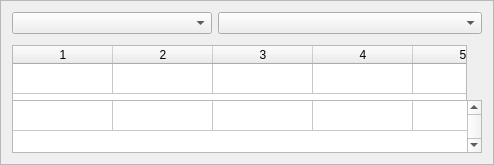
Above: ui/widget_objects.ui from ifaoe/2014-10-Bird-View before the change. Below: the same form after it.
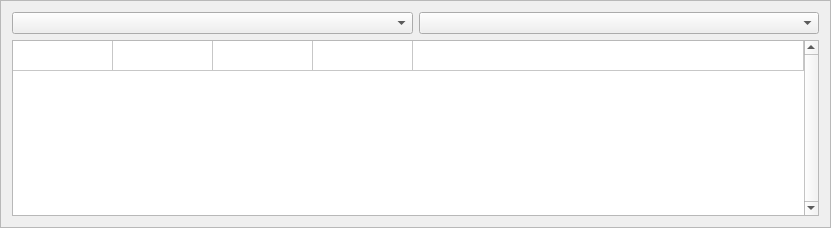
That is the form after the change. Custom widgets are drawn as their Qt base class.

What changed in the file:
```diff
--- a/ui/widget_objects.ui
+++ b/ui/widget_objects.ui
@@ -6,10 +6,16 @@
    <rect>
     <x>0</x>
     <y>0</y>
-    <width>490</width>
-    <height>165</height>
+    <width>831</width>
+    <height>228</height>
    </rect>
   </property>
+  <property name="sizePolicy">
+   <sizepolicy hsizetype="MinimumExpanding" vsizetype="Preferred">
+    <horstretch>0</horstretch>
+    <verstretch>0</verstretch>
+   </sizepolicy>
+  </property>
   <property name="windowTitle">
    <string>Frame</string>
   </property>
@@ -19,35 +25,71 @@
   <property name="frameShadow">
    <enum>QFrame::Sunken</enum>
   </property>
-  <layout class="QGridLayout" name="gridLayout">
-   <item row="0" column="0">
-    <widget class="QComboBox" name="cmbFilterUserCensor">
+  <layout class="QVBoxLayout" name="verticalLayout">
+   <item>
+    <widget class="QFrame" name="frame">
      <property name="sizePolicy">
-      <sizepolicy hsizetype="Preferred" vsizetype="Fixed">
+      <sizepolicy hsizetype="Expanding" vsizetype="Preferred">
        <horstretch>0</horstretch>
-       <verstretch>1</verstretch>
+       <verstretch>0</verstretch>
       </sizepolicy>
      </property>
-     <property name="maximumSize">
-      <size>
-       <width>200</width>
-       <height>16777215</height>
-      </size>
+     <property name="frameShape">
+      <enum>QFrame::NoFrame</enum>
      </property>
-    </widget>
-   </item>
-   <item row="0" column="1">
-    <widget class="QComboBox" name="cmbFilterCensor">
-     <property name="sizePolicy">
-      <sizepolicy hsizetype="Preferred" vsizetype="Fixed">
-       <horstretch>0</horstretch>
-       <verstretch>1</verstretch>
-      </sizepolicy>
+     <property name="frameShadow">
+      <enum>QFrame::Raised</enum>
      </property>
+     <layout class="QHBoxLayout" name="horizontalLayout">
+      <property name="leftMargin">
+       <number>0</number>
+      </property>
+      <property name="topMargin">
+       <number>0</number>
+      </property>
+      <property name="rightMargin">
+       <number>0</number>
+      </property>
+      <property name="bottomMargin">
+       <number>0</number>
+      </property>
+      <item>
+       <widget class="QComboBox" name="cmbFilterUserCensor">
+        <property name="sizePolicy">
+         <sizepolicy hsizetype="Preferred" vsizetype="Preferred">
+          <horstretch>1</horstretch>
+          <verstretch>0</verstretch>
+         </sizepolicy>
+        </property>
+        <property name="maximumSize">
+         <size>
+          <width>16777215</width>
+          <height>16777215</height>
+         </size>
+        </property>
+       </widget>
+      </item>
+      <item>
+       <widget class="QComboBox" name="cmbFilterCensor">
+        <property name="sizePolicy">
+         <sizepolicy hsizetype="Preferred" vsizetype="Preferred">
+          <horstretch>1</horstretch>
+          <verstretch>0</verstretch>
+         </sizepolicy>
+        </property>
+       </widget>
+      </item>
+     </layout>
     </widget>
    </item>
-   <item row="1" column="0" colspan="2">
+   <item>
     <widget class="QWidget" name="wdgObjectsTable" native="true">
+     <property name="sizePolicy">
+      <sizepolicy hsizetype="Expanding" vsizetype="Preferred">
+       <horstretch>0</horstretch>
+       <verstretch>0</verstretch>
+      </sizepolicy>
+     </property>
      <layout class="QVBoxLayout" name="verticalLayout_2">
       <property name="spacing">
        <number>0</number>
@@ -56,78 +98,23 @@
        <number>0</number>
       </property>
       <item>
-       <widget class="QTableWidget" name="tblFilters">
+       <widget class="QFrozenRowTableWidget" name="tblObjects">
         <property name="sizePolicy">
-         <sizepolicy hsizetype="Fixed" vsizetype="Fixed">
+         <sizepolicy hsizetype="Expanding" vsizetype="Preferred">
           <horstretch>0</horstretch>
           <verstretch>0</verstretch>
          </sizepolicy>
         </property>
         <property name="minimumSize">
          <size>
-          <width>455</width>
-          <height>60</height>
+          <width>0</width>
+          <height>0</height>
          </size>
         </property>
         <property name="maximumSize">
          <size>
-          <width>455</width>
-          <height>50</height>
-         </size>
-        </property>
-        <property name="verticalScrollBarPolicy">
-         <enum>Qt::ScrollBarAlwaysOff</enum>
-        </property>
-        <property name="horizontalScrollBarPolicy">
-         <enum>Qt::ScrollBarAlwaysOff</enum>
-        </property>
-        <property name="editTriggers">
-         <set>QAbstractItemView::NoEditTriggers</set>
-        </property>
-        <property name="rowCount">
-         <number>1</number>
-        </property>
-        <property name="columnCount">
-         <number>5</number>
-        </property>
-        <attribute name="horizontalHeaderVisible">
-         <bool>true</bool>
-        </attribute>
-        <attribute name="horizontalHeaderHighlightSections">
-         <bool>false</bool>
-        </attribute>
-        <attribute name="verticalHeaderVisible">
-         <bool>false</bool>
-        </attribute>
-        <attribute name="verticalHeaderHighlightSections">
-         <bool>false</bool>
-        </attribute>
-        <row/>
-        <column/>
-        <column/>
-        <column/>
-        <column/>
-        <column/>
-       </widget>
-      </item>
-      <item>
-       <widget class="QTableWidget" name="tblObjects">
-        <property name="sizePolicy">
-         <sizepolicy hsizetype="Fixed" vsizetype="Maximum">
-          <horstretch>0</horstretch>
-          <verstretch>0</verstretch>
-         </sizepolicy>
-        </property>
-        <property name="minimumSize">
-         <size>
-          <width>470</width>
-          <height>50</height>
-         </size>
-        </property>
-        <property name="maximumSize">
-         <size>
-          <width>470</width>
-          <height>75</height>
+          <width>16777215</width>
+          <height>16777215</height>
          </size>
         </property>
         <property name="verticalScrollBarPolicy">
@@ -190,6 +177,13 @@
    </item>
   </layout>
  </widget>
+ <customwidgets>
+  <customwidget>
+   <class>QFrozenRowTableWidget</class>
+   <extends>QTableWidget</extends>
+   <header>src/QtExtension/QFrozenRowTableWidget.h</header>
+  </customwidget>
+ </customwidgets>
  <resources/>
  <connections/>
 </ui>
```
Left out of the diff: 11 changed lines with no effect on the pictures.
